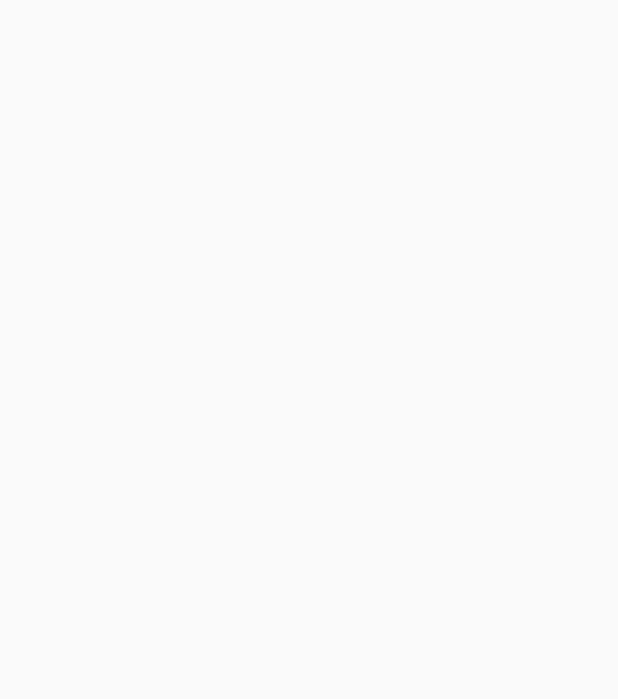
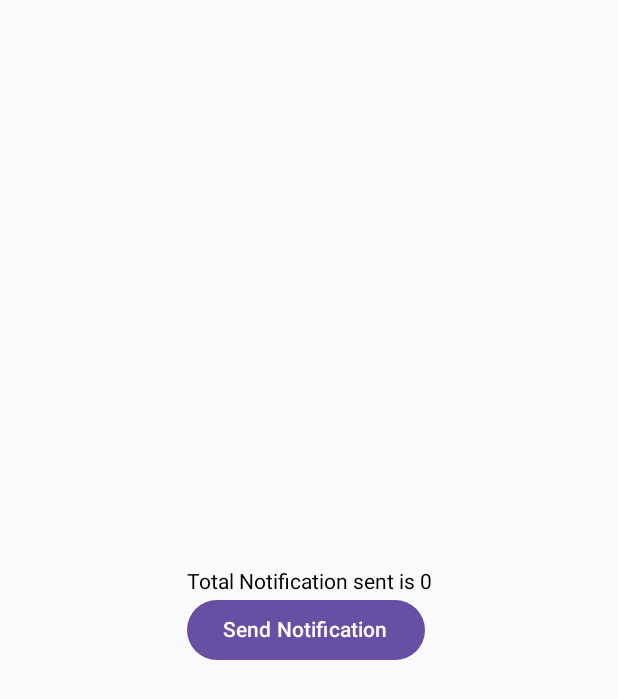
Before and after one commit to jshu000/Quotes-App_Jetpack_Compose, an Android app built with Jetpack Compose: the screen it shows after launch (MainActivity), on a phone screen of 412 x 824 dp. Before the commit the part shown is empty. Shown: the top 699 px of the screen. Run offline under Robolectric (Android 15) with nearby library versions, the phone set to English and light mode, and no system bars.

Commit message:
Before Defining StateObject
Before Defining StateObject

```diff
--- a/app/src/main/java/com/example/firstcompose/MainActivity.kt
+++ b/app/src/main/java/com/example/firstcompose/MainActivity.kt
@@ -21,9 +21,12 @@ class MainActivity : ComponentActivity() {
         super.onCreate(savedInstanceState)
         enableEdgeToEdge()
         setContent {
+            //previewItem()
+            NotificationScreen()
         }
     }
 }
+/*
 
 @Preview
 @Composable
@@ -62,3 +65,5 @@ fun sayhello(name: String = "jashwant") {
 fun sayhello2(name: String = "jashwantttt") {
     Text(text = "Hellooooo $name")
 }
+
+*/
--- /dev/null
+++ b/app/src/main/java/com/example/firstcompose/StateExample.kt
@@ -0,0 +1,37 @@
+package com.example.firstcompose
+
+import android.util.Log
+import androidx.compose.foundation.layout.Arrangement
+import androidx.compose.foundation.layout.Column
+import androidx.compose.foundation.layout.fillMaxSize
+import androidx.compose.material3.Button
+import androidx.compose.material3.Text
+import androidx.compose.runtime.Composable
+import androidx.compose.ui.Alignment
+import androidx.compose.ui.Modifier
+import androidx.compose.ui.tooling.preview.Preview
+
+@Preview
+@Composable
+fun NotificationScreen(){
+    Column(verticalArrangement = Arrangement.Center,
+        horizontalAlignment = Alignment.CenterHorizontally,
+        modifier = Modifier.fillMaxSize(1f)) {
+
+        NotificationCounter();
+    }
+}
+
+@Composable
+fun NotificationCounter() {
+    var counter =0;
+    Column(verticalArrangement = Arrangement.Center) {
+        Text(text = "Total Notification sent is $counter")
+        Button(onClick = {
+            counter++
+            Log.d("jashwant", "NotificationCounter: Button Clicked")
+        }) {
+            Text(text = "Send Notification")
+        }
+    }
+}
```
Also changed, not shown: app/src/main/java/com/example/firstcompose/Screen.kt (+36 -8 lines).
